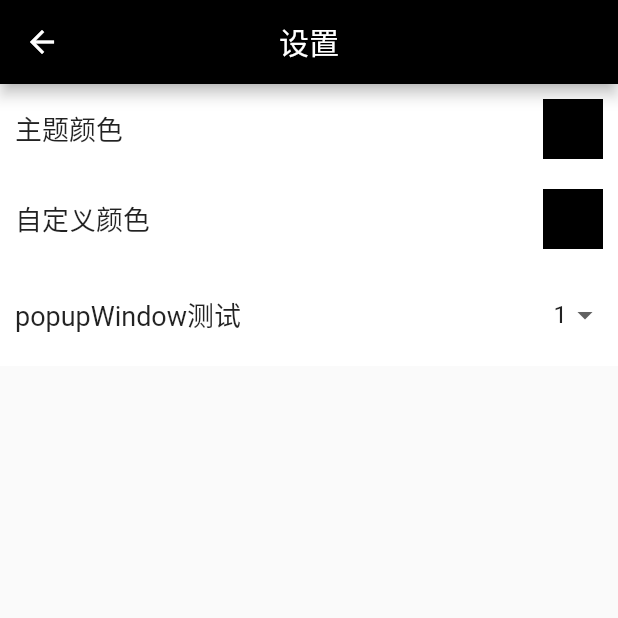
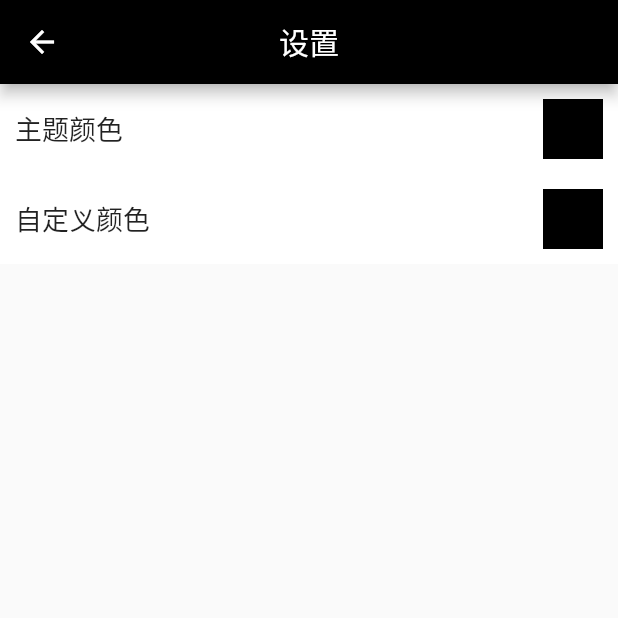
Before and after one commit to aicaibucai/Flutter_gank, a Flutter app: the SettingPage screen opened directly, on a phone screen of 412 x 824 dp, the top half of it. Run offline on Flutter 3.47's test engine with Material 2 defaults, Android fonts, the phone set to English and light mode, and no system bars; our stand-ins replace cached_network_image, dio, flutter_svg, webview_flutter; statements that could not run were skipped.

```diff
--- a/lib/page/SettingPage.dart
+++ b/lib/page/SettingPage.dart
@@ -94,43 +94,43 @@ class SettingState extends State<SettingPage> {
                 );
               },
             ),
-            InkWell(
-              child: Container(
-                decoration: BoxDecoration(color: Colors.white),
-                padding:
-                    EdgeInsets.only(left: 10, right: 10, top: 10, bottom: 10),
-                child: Row(
-                  children: <Widget>[
-                    Expanded(
-                      child: Text(
-                        "popupWindow测试",
-                        style: TextStyle(fontSize: 18),
-                      ),
-                    ),
-                    DropdownButton(
-                        value: selectItem,
-                        underline: Container(),
-                        items: ["1", "2", "3", "4", "5", "6"]
-                            .map<DropdownMenuItem>((e) {
-                          return DropdownMenuItem(
-                            child: Text(e),
-                            value: e,
-                          );
-                        }).toList(),
-                        onChanged: (item) {
-                          setState(() {
-                            selectItem = item;
-                          });
-                          log(selectItem);
-                        })
-                  ],
-                ),
-              ),
-              onTap: () {
-//                print(
-//                    "ThemeViewModel:${Provider.of<ThemeViewModel>(context, listen: false).primaryColor}");
-              },
-            )
+//            InkWell(
+//              child: Container(
+//                decoration: BoxDecoration(color: Colors.white),
+//                padding:
+//                    EdgeInsets.only(left: 10, right: 10, top: 10, bottom: 10),
+//                child: Row(
+//                  children: <Widget>[
+//                    Expanded(
+//                      child: Text(
+//                        "popupWindow测试",
+//                        style: TextStyle(fontSize: 18),
+//                      ),
+//                    ),
+//                    DropdownButton(
+//                        value: selectItem,
+//                        underline: Container(),
+//                        items: ["1", "2", "3", "4", "5", "6"]
+//                            .map<DropdownMenuItem>((e) {
+//                          return DropdownMenuItem(
+//                            child: Text(e),
+//                            value: e,
+//                          );
+//                        }).toList(),
+//                        onChanged: (item) {
+//                          setState(() {
+//                            selectItem = item;
+//                          });
+//                          log(selectItem);
+//                        })
+//                  ],
+//                ),
+//              ),
+//              onTap: () {
+////                print(
+////                    "ThemeViewModel:${Provider.of<ThemeViewModel>(context, listen: false).primaryColor}");
+//              },
+//            )
           ],
         ),
       ),
```
Also changed, not shown: lib/page/CategoryPage.dart (+12 -1 lines), lib/page/ChannelPage.dart (+10 -1 lines), lib/page/HomePage.dart (+18 -6 lines), lib/page/SearchPage.dart (+73 -5 lines), lib/viewmodel/HomeViewModel.dart (+14 -0 lines), lib/viewmodel/SearchViewModel.dart (+25 -6 lines).
